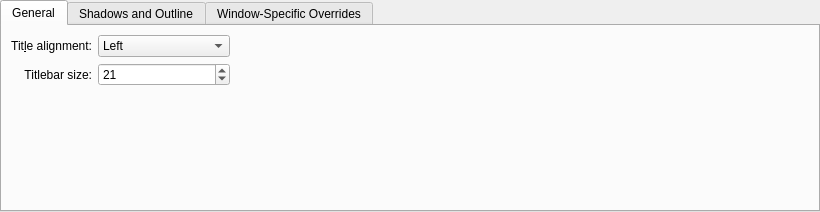
Before: the Qt Designer form kwin/decoration/breeze-v5.93.0/kdecoration/config/ui/breezeconfigurationui.ui in aeroshell-desktop/aerothemeplasma, drawn with Qt 5.
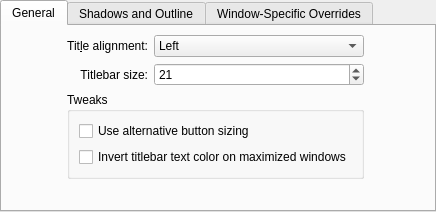
After: the same form once the commit is applied. Custom widgets are drawn as their Qt base class.

```diff
--- a/kwin/decoration/breeze-v5.93.0/kdecoration/config/ui/breezeconfigurationui.ui
+++ b/kwin/decoration/breeze-v5.93.0/kdecoration/config/ui/breezeconfigurationui.ui
@@ -6,7 +6,7 @@
    <rect>
     <x>0</x>
     <y>0</y>
-    <width>820</width>
+    <width>436</width>
     <height>212</height>
    </rect>
   </property>
@@ -33,7 +33,7 @@
        <string>General</string>
       </attribute>
       <layout class="QGridLayout" name="gridLayout_4">
-       <item row="6" column="0" colspan="3">
+       <item row="7" column="1" colspan="3">
         <layout class="QHBoxLayout" name="horizontalLayout">
          <item>
           <widget class="QWidget" name="hideWidget" native="true">
@@ -121,31 +121,59 @@
          </item>
         </layout>
        </item>
-       <item row="0" column="1">
-        <widget class="QComboBox" name="titleAlignment">
-         <item>
-          <property name="text">
-           <string>Left</string>
-          </property>
-         </item>
-         <item>
-          <property name="text">
-           <string>Center</string>
-          </property>
-         </item>
-         <item>
-          <property name="text">
-           <string>Right</string>
-          </property>
-         </item>
-         <item>
-          <property name="text">
-           <string>Center (Full Width)</string>
-          </property>
-         </item>
-        </widget>
+       <item row="0" column="3">
+        <spacer name="horizontalSpacer">
+         <property name="orientation">
+          <enum>Qt::Orientation::Horizontal</enum>
+         </property>
+         <property name="sizeHint" stdset="0">
+          <size>
+           <width>40</width>
+           <height>20</height>
+          </size>
+         </property>
+        </spacer>
        </item>
        <item row="2" column="1">
+        <widget class="QLabel" name="label_7">
+         <property name="sizePolicy">
+          <sizepolicy hsizetype="Preferred" vsizetype="Preferred">
+           <horstretch>0</horstretch>
+           <verstretch>0</verstretch>
+          </sizepolicy>
+         </property>
+         <property name="text">
+          <string>Titlebar size:</string>
+         </property>
+         <property name="alignment">
+          <set>Qt::AlignmentFlag::AlignRight|Qt::AlignmentFlag::AlignTrailing|Qt::AlignmentFlag::AlignVCenter</set>
+         </property>
+        </widget>
+       </item>
+       <item row="3" column="1" colspan="2">
+        <widget class="QGroupBox" name="groupBox">
+         <property name="title">
+          <string>Tweaks</string>
+         </property>
+         <layout class="QVBoxLayout" name="verticalLayout_2">
+          <item>
+           <widget class="QCheckBox" name="alternativeButtonSizing">
+            <property name="text">
+             <string>Use alternative button sizing</string>
+            </property>
+           </widget>
+          </item>
+          <item>
+           <widget class="QCheckBox" name="invertTextColor">
+            <property name="text">
+             <string>Invert titlebar text color on maximized windows</string>
+            </property>
+           </widget>
+          </item>
+         </layout>
+        </widget>
+       </item>
+       <item row="2" column="2">
         <widget class="QSpinBox" name="titlebarSize">
          <property name="minimum">
           <number>17</number>
@@ -158,21 +186,27 @@
          </property>
         </widget>
        </item>
-       <item row="0" column="2">
-        <spacer name="horizontalSpacer">
+       <item row="4" column="1">
+        <spacer name="verticalSpacer">
          <property name="orientation">
-          <enum>Qt::Orientation::Horizontal</enum>
+          <enum>Qt::Orientation::Vertical</enum>
          </property>
          <property name="sizeHint" stdset="0">
           <size>
-           <width>40</width>
-           <height>20</height>
+           <width>20</width>
+           <height>40</height>
           </size>
          </property>
         </spacer>
        </item>
-       <item row="0" column="0">
+       <item row="0" column="1">
         <widget class="QLabel" name="label_3">
+         <property name="sizePolicy">
+          <sizepolicy hsizetype="Preferred" vsizetype="Preferred">
+           <horstretch>0</horstretch>
+           <verstretch>0</verstretch>
+          </sizepolicy>
+         </property>
          <property name="text">
           <string>Tit&amp;le alignment:</string>
          </property>
@@ -184,25 +218,45 @@
          </property>
         </widget>
        </item>
-       <item row="2" column="0">
-        <widget class="QLabel" name="label_7">
+       <item row="0" column="2">
+        <widget class="QComboBox" name="titleAlignment">
+         <property name="sizePolicy">
+          <sizepolicy hsizetype="Expanding" vsizetype="Fixed">
+           <horstretch>0</horstretch>
+           <verstretch>0</verstretch>
+          </sizepolicy>
+         </property>
+         <item>
          <property name="text">
-          <string>Titlebar size:</string>
-         </property>
-         <property name="alignment">
-          <set>Qt::AlignmentFlag::AlignRight|Qt::AlignmentFlag::AlignTrailing|Qt::AlignmentFlag::AlignVCenter</set>
-         </property>
+           <string>Left</string>
+          </property>
+         </item>
+         <item>
+          <property name="text">
+           <string>Center</string>
+          </property>
+         </item>
+         <item>
+          <property name="text">
+           <string>Right</string>
+          </property>
+         </item>
+         <item>
+          <property name="text">
+           <string>Center (Full Width)</string>
+          </property>
+         </item>
         </widget>
        </item>
-       <item row="3" column="0">
-        <spacer name="verticalSpacer">
+       <item row="0" column="0">
+        <spacer name="horizontalSpacer_2">
          <property name="orientation">
-          <enum>Qt::Orientation::Vertical</enum>
+          <enum>Qt::Orientation::Horizontal</enum>
          </property>
          <property name="sizeHint" stdset="0">
           <size>
-           <width>20</width>
-           <height>40</height>
+           <width>40</width>
+           <height>20</height>
           </size>
          </property>
         </spacer>
```
Lines whose indentation alone changed are shown as unchanged.
